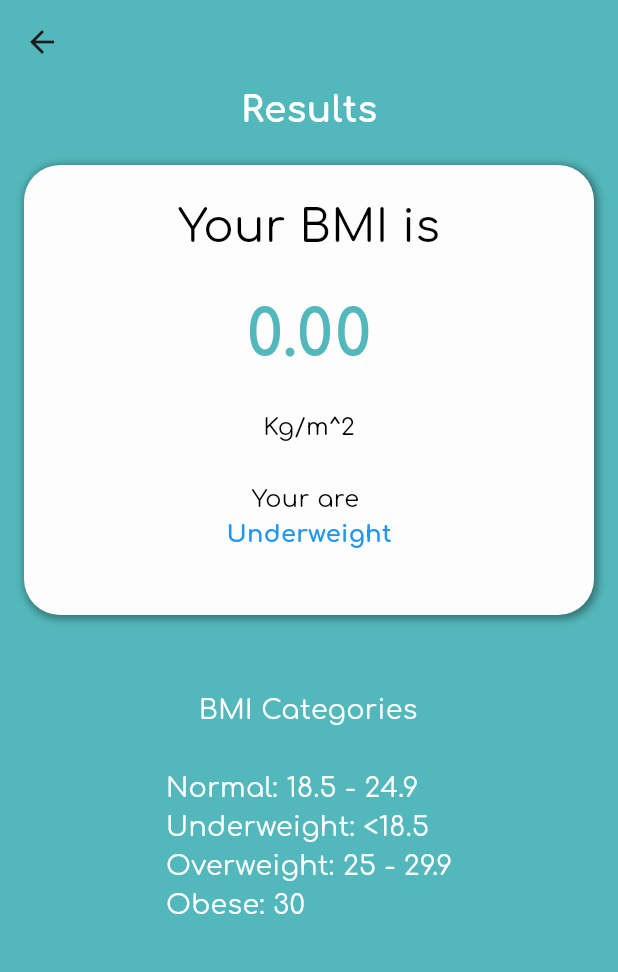
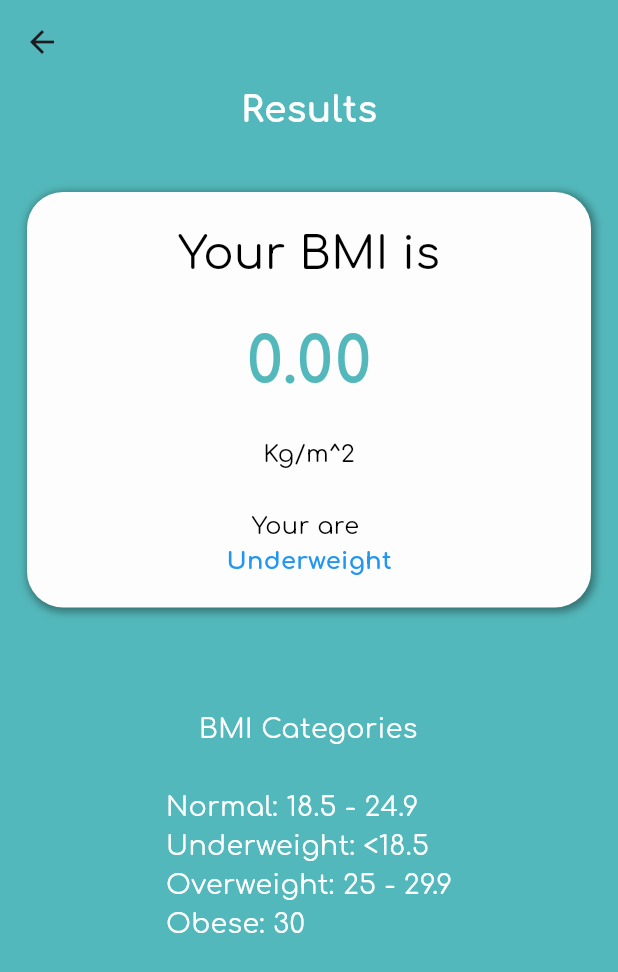
Before and after one commit to Usmankhalid16/bmi_app, a Flutter app: the ResultScreen screen opened directly with empty values, on a phone screen of 412 x 824 dp. Shown: the top 972 px of the screen. Run offline on Flutter 3.47's test engine with Material 2 defaults, Android fonts, the phone set to English and light mode, and no system bars; our stand-ins replace google_fonts, simple_icons.

Commit message:
-> Some minor changes

```diff
--- a/lib/Homscreen/HomeScreen.dart
+++ b/lib/Homscreen/HomeScreen.dart
@@ -34,6 +34,7 @@ class _HomescreenState extends State<Homescreen> {
   @override
   Widget build(BuildContext context) {
     return Scaffold(
+        resizeToAvoidBottomInset: true,
         key: _scaffoldKey,
         appBar: AppBar(
           leading: IconButton(
@@ -258,7 +259,7 @@ class _HomescreenState extends State<Homescreen> {
                         ],
                       ),
                       const SizedBox(
-                        height: 80,
+                        height: 30,
                       ),
                       ElevatedButton(
                         onPressed: () {
--- a/lib/Resultscreen/ResultScreen.dart
+++ b/lib/Resultscreen/ResultScreen.dart
@@ -30,9 +30,9 @@ class ResultScreen extends StatelessWidget {
               ),
             ),
             const SizedBox(height: 20),
-            Container(
-              height: 300,
-              width: 380,
+            Padding(
+              padding: const EdgeInsets.all(18.0),
+              child: Container(
                 decoration: BoxDecoration(
                   color: background,
                   borderRadius: BorderRadius.circular(24),
@@ -89,8 +89,12 @@ class ResultScreen extends StatelessWidget {
                       color: categoryColor,
                       size: 16,
                       weight: FontWeight.bold,
-                  )
+                    ),
+                    const SizedBox(
+                      height: 20,
+                    ),
                   ],
+                ),
               ),
             ), // Display BMI with two decimal places
 
```
Also changed, not shown: 2 other files. Lines whose indentation alone changed are shown as unchanged.
